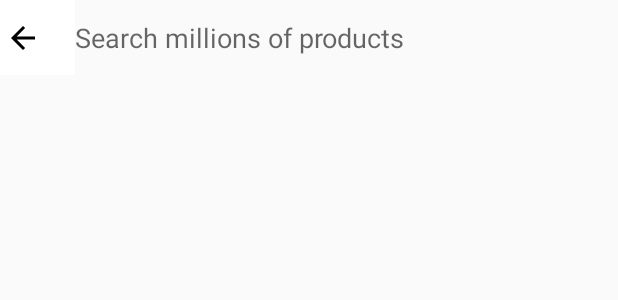
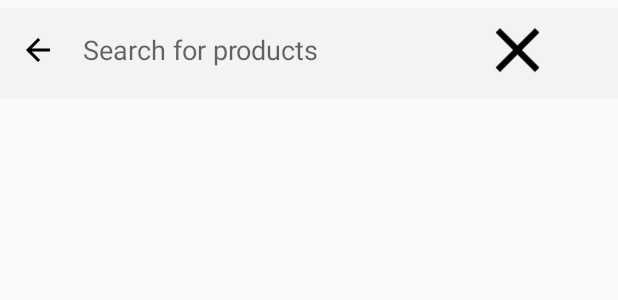
Before and after one commit to naseemirza/PriceOmanianew-master, an Android app: the layout activity_auto_edit_text.xml on its own in the app's theme, with its tools: preview values and no code run, on a phone screen of 412 x 824 dp. Shown: the top 300 px of the screen. Run offline under Robolectric (Android 15) with nearby library versions, the phone set to English and light mode, and no system bars.

Commit message:
workingon searchview1

```diff
--- a/app/build.gradle
+++ b/app/build.gradle
@@ -37,4 +37,6 @@ dependencies {
     compile 'com.bignerdranch.android:expandablerecyclerview:1.0.3'
     compile 'com.github.iammert:ExpandableLayout:1.3'
 
+    compile 'com.miguelcatalan:materialsearchview:1.4.0'
+
 }
--- a/app/src/main/java/com/example/naseem/pdemo/MainActivity.java
+++ b/app/src/main/java/com/example/naseem/pdemo/MainActivity.java
@@ -167,8 +167,6 @@ private EditText editText;
         NavigationView navigationView = (NavigationView) findViewById(R.id.nav_view);
         navigationView.setNavigationItemSelectedListener(this);
     }
-
-
 
 
 
--- a/app/src/main/res/layout/activity_auto_edit_text.xml
+++ b/app/src/main/res/layout/activity_auto_edit_text.xml
@@ -1,52 +1,57 @@
 <?xml version="1.0" encoding="utf-8"?>
-<LinearLayout
-    android:id="@+id/linear_Layout"
-    xmlns:android="http://schemas.android.com/apk/res/android"
+<LinearLayout xmlns:android="http://schemas.android.com/apk/res/android"
     xmlns:tools="http://schemas.android.com/tools"
     xmlns:app="http://schemas.android.com/apk/res-auto"
+    android:orientation="vertical"
     android:layout_width="match_parent"
     android:layout_height="match_parent">
+
+    <RelativeLayout
+        android:background="#F1F3F4"
+        android:layout_marginTop="5dp"
+        android:layout_width="match_parent"
+        android:layout_height="60dp">
+
+    <ImageButton
+        android:id="@+id/bachbtn"
+        android:background="#F1F3F4"
+        android:src="@drawable/ic_arrow_back_black_24dp"
+        android:layout_width="50dp"
+        android:layout_height="56dp">
+
+    </ImageButton>
+
+
+        <AutoCompleteTextView
+            android:id="@+id/autoCompleteTextView1"
+            android:layout_width="270dp"
+            android:layout_height="56dp"
+            android:layout_marginStart="50dp"
+            android:backgroundTint="@android:color/transparent"
+            android:cursorVisible="false"
+            android:hint="Search for products"
+            android:paddingStart="5dp"
+            android:textCursorDrawable="@color/colorBlack">
+
+            <requestFocus />
+        </AutoCompleteTextView>
+
+
+        <ImageView
+            android:id="@+id/imageView1"
+            android:layout_width="50dp"
+
+            android:layout_height="56dp"
+
+
+            android:layout_toEndOf="@+id/autoCompleteTextView1"
+            android:src="@drawable/ic_close_black_24dp" />
+
+
+    </RelativeLayout>
 
 
 
 
 
-
-
-            <ImageButton
-                android:id="@+id/bachbtn"
-                android:layout_width="50dp"
-                android:layout_height="50dp"
-                android:background="@color/colorWhite"
-                android:paddingRight="20dp"
-                android:src="@drawable/ic_arrow_back_black_24dp" />
-
-            <AutoCompleteTextView
-                android:id="@+id/autoCompleteTextView1"
-                android:layout_width="320dp"
-                android:layout_height="50dp"
-
-                android:background="@android:color/transparent"
-                android:cursorVisible="true"
-                android:ems="10"
-                android:hint="Search millions of products"
-                android:textCursorDrawable="@color/colorBlack">
-
-                <requestFocus />
-            </AutoCompleteTextView>
-
-    <ListView
-        android:id="@+id/listView1"
-        android:layout_height="fill_parent"
-        android:layout_width="fill_parent" />
-
-            <!--<ImageButton-->
-                <!--android:id="@+id/closebtn"-->
-                <!--android:layout_width="50dp"-->
-                <!--android:layout_height="50dp"-->
-                <!--android:background="@color/colorWhite"-->
-                <!--android:layout_alignRight="@+id/autoCompleteTextView1"-->
-                <!--android:src="@drawable/ic_close_black_24dp" />-->
-
-
-        </LinearLayout>
+</LinearLayout>
--- a/app/src/main/res/layout/activity_tab1.xml
+++ b/app/src/main/res/layout/activity_tab1.xml
@@ -238,7 +238,7 @@ android:background="#ffff"
                 android:layout_height="80dp"
                 android:layout_below="@+id/linear"
                 android:layout_centerHorizontal="true"
-                android:layout_marginTop="10dp"
+
                 app:cardCornerRadius="3dp"
                 card_view:cardElevation="1dp">
 
--- a/app/src/main/res/layout/adapter.xml
+++ b/app/src/main/res/layout/adapter.xml
@@ -6,9 +6,9 @@
 
     android:layout_width="160dp"
     android:layout_height="wrap_content"
-
+android:layout_marginStart="3dp"
     android:clickable="false"
-    app:cardCornerRadius="10dp"
+    app:cardCornerRadius="3dp"
     card_view:cardElevation="10dp"
 
     >
--- a/app/src/main/res/layout/app_bar_main.xml
+++ b/app/src/main/res/layout/app_bar_main.xml
@@ -28,10 +28,9 @@
                 android:layout_weight="0.54"
                 android:background="@color/colorWhite"
                 android:cursorVisible="false"
-
                 android:drawableLeft="@drawable/ic_search_black_24dp"
-               android:drawablePadding="10dp"
-                android:hint="    Search for products"
+               android:paddingStart="10dp"
+                android:hint="   Search for products"
 
                 android:textColor="#2F2F2F"
                 android:textColorHint="#2F2F2F"
--- a/app/src/main/res/values/strings.xml
+++ b/app/src/main/res/values/strings.xml
@@ -1,5 +1,11 @@
 <resources>
     <string name="app_name">Price Omania</string>
+
+
+
+        <string name="search">search</string>
+        <string name="and_search_ARG1">and search %1$s</string>
+
 
     <string-array name="ItemList">
         <item>India</item>
```
Also changed, not shown: app/src/main/AndroidManifest.xml (+4 -3 lines), app/src/main/java/com/example/naseem/pdemo/AutoEditTextActivity.java (+67 -31 lines), app/src/main/res/layout/hint_completion_layout.xml (added, +20 -0 lines), app/src/main/res/layout/layout_parent.xml (+4 -3 lines), app/src/main/res/menu/main.xml (+4 -4 lines), app/src/main/res/values-w820dp/arrays.xml (deleted, +0 -23 lines).
